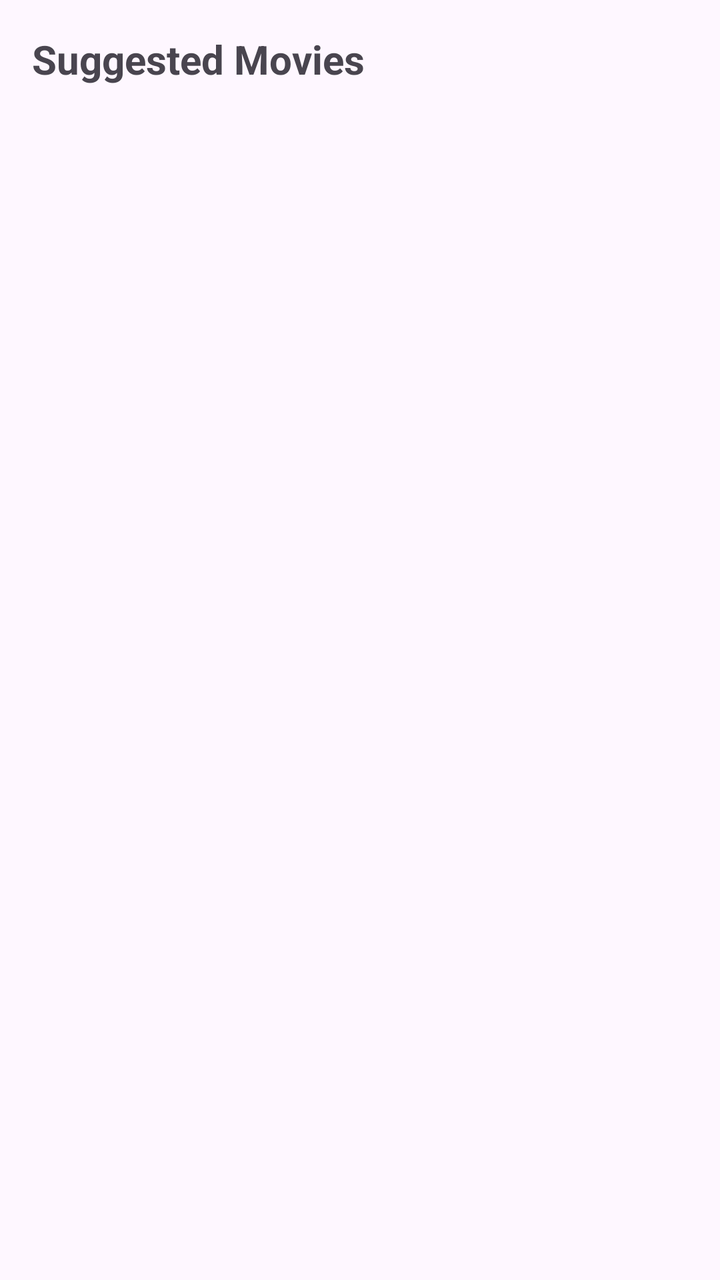
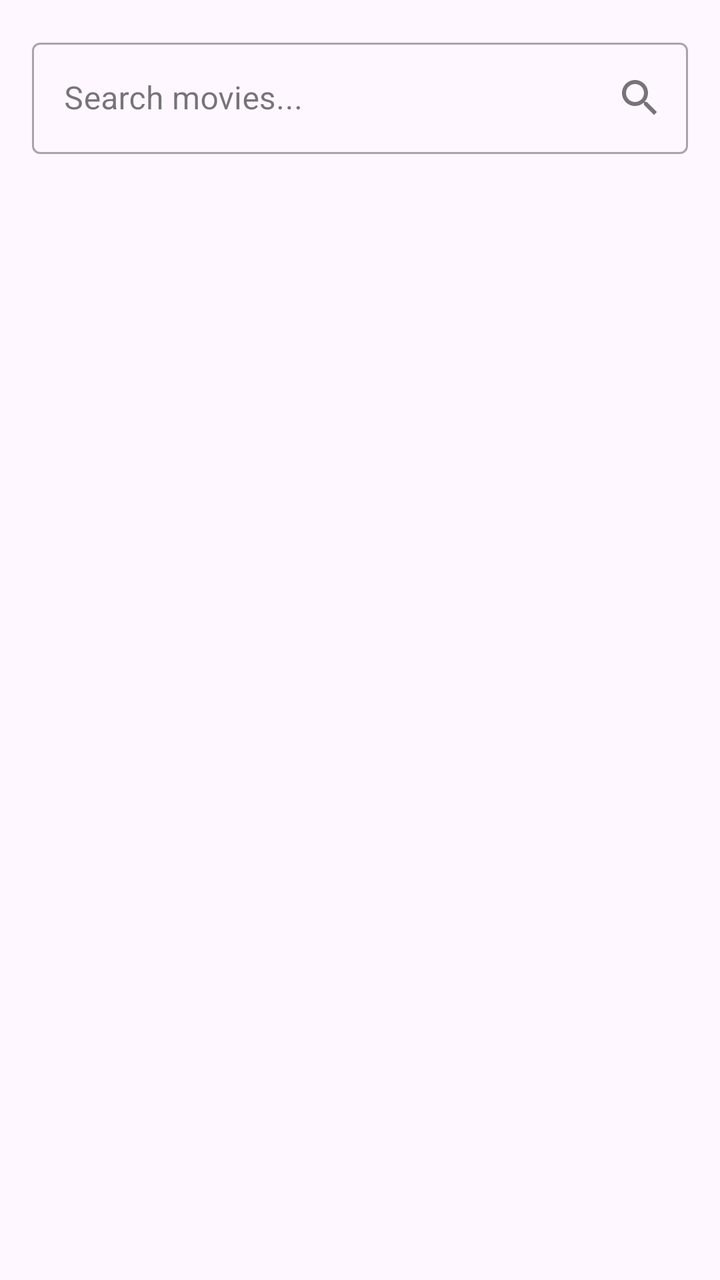

An Android layout rendered at two revisions. The XML below is the earlier revision; the diff shows what the commit changed to produce the second picture.
<!-- AndroidManifest.xml: application theme Theme.CinemaPE -->
<!-- res/layout/fragment_home.xml -->
<?xml version="1.0" encoding="utf-8"?>
<androidx.constraintlayout.widget.ConstraintLayout xmlns:android="http://schemas.android.com/apk/res/android"
    xmlns:app="http://schemas.android.com/apk/res-auto"
    xmlns:tools="http://schemas.android.com/tools"
    android:layout_width="match_parent"
    android:layout_height="match_parent">

    <TextView
        android:id="@+id/tv_title"
        android:layout_width="wrap_content"
        android:layout_height="wrap_content"
        android:layout_margin="16dp"
        android:text="Suggested Movies"
        android:textSize="20sp"
        android:textStyle="bold"
        app:layout_constraintStart_toStartOf="parent"
        app:layout_constraintTop_toTopOf="parent" />

    <androidx.recyclerview.widget.RecyclerView
        android:id="@+id/rv_movies"
        android:layout_width="match_parent"
        android:layout_height="0dp"
        android:layout_marginTop="8dp"
        app:layout_constraintBottom_toBottomOf="parent"
        app:layout_constraintTop_toBottomOf="@id/tv_title"
        tools:listitem="@android:layout/simple_list_item_1" />

</androidx.constraintlayout.widget.ConstraintLayout>
<!-- resources referenced by this layout -->
<resources>
  <style name="Theme.CinemaPE" parent="Base.Theme.CinemaPE" />
  <style name="Base.Theme.CinemaPE" parent="Theme.Material3.DayNight.NoActionBar">
          
          
      </style>
</resources>

<!-- the commit's change to res/layout/fragment_home.xml (unified diff, before → after) -->
@@ -5,16 +5,23 @@
     android:layout_width="match_parent"
     android:layout_height="match_parent">
 
-    <TextView
-        android:id="@+id/tv_title"
-        android:layout_width="wrap_content"
+    <com.google.android.material.textfield.TextInputLayout
+        android:id="@+id/search_layout"
+        style="@style/Widget.MaterialComponents.TextInputLayout.OutlinedBox"
+        android:layout_width="match_parent"
         android:layout_height="wrap_content"
         android:layout_margin="16dp"
-        android:text="Suggested Movies"
-        android:textSize="20sp"
-        android:textStyle="bold"
-        app:layout_constraintStart_toStartOf="parent"
-        app:layout_constraintTop_toTopOf="parent" />
+        android:hint="Search movies..."
+        app:endIconMode="custom"
+        app:endIconDrawable="@drawable/ic_search"
+        app:layout_constraintTop_toTopOf="parent">
+
+        <com.google.android.material.textfield.TextInputEditText
+            android:id="@+id/et_search"
+            android:layout_width="match_parent"
+            android:layout_height="wrap_content" />
+
+    </com.google.android.material.textfield.TextInputLayout>
 
     <androidx.recyclerview.widget.RecyclerView
         android:id="@+id/rv_movies"
@@ -22,7 +29,55 @@
         android:layout_height="0dp"
         android:layout_marginTop="8dp"
         app:layout_constraintBottom_toBottomOf="parent"
-        app:layout_constraintTop_toBottomOf="@id/tv_title"
-        tools:listitem="@android:layout/simple_list_item_1" />
+        app:layout_constraintTop_toBottomOf="@id/search_layout"
+        tools:listitem="@layout/item_movie" />
 
 </androidx.constraintlayout.widget.ConstraintLayout>
+<!-- res/layout/item_movie.xml (included above) -->
+<?xml version="1.0" encoding="utf-8"?>
+<com.google.android.material.card.MaterialCardView xmlns:android="http://schemas.android.com/apk/res/android"
+    xmlns:app="http://schemas.android.com/apk/res-auto"
+    android:layout_width="match_parent"
+    android:layout_height="wrap_content"
+    android:layout_margin="8dp"
+    app:cardCornerRadius="8dp"
+    app:cardElevation="4dp">
+
+    <LinearLayout
+        android:layout_width="match_parent"
+        android:layout_height="wrap_content"
+        android:orientation="horizontal"
+        android:padding="8dp">
+
+        <ImageView
+            android:id="@+id/iv_movie_poster"
+            android:layout_width="80dp"
+            android:layout_height="120dp"
+            android:background="#CCCCCC"
+            android:scaleType="centerCrop" />
+
+        <LinearLayout
+            android:layout_width="match_parent"
+            android:layout_height="wrap_content"
+            android:layout_marginStart="16dp"
+            android:orientation="vertical">
+
+            <TextView
+                android:id="@+id/tv_movie_title"
+                android:layout_width="match_parent"
+                android:layout_height="wrap_content"
+                android:textSize="18sp"
+                android:textStyle="bold" />
+
+            <TextView
+                android:id="@+id/tv_movie_description"
+                android:layout_width="match_parent"
+                android:layout_height="wrap_content"
+                android:layout_marginTop="4dp"
+                android:ellipsize="end"
+                android:maxLines="3"
+                android:textSize="14sp" />
+
+        </LinearLayout>
+    </LinearLayout>
+</com.google.android.material.card.MaterialCardView>
<!-- resource entries referenced after the edit -->
@@ -1,9 +1,34 @@
 <!-- resources referenced by this layout -->
 <resources>
+  <!-- drawable ic_search (drawable) -->
+  <vector xmlns:android="http://schemas.android.com/apk/res/android"
+      android:width="24dp"
+      android:height="24dp"
+      android:viewportWidth="24"
+      android:viewportHeight="24"
+      android:tint="?attr/colorControlNormal">
+      <path
+          android:fillColor="@android:color/white"
+          android:pathData="M15.5,14h-0.79l-0.28,-0.27C15.41,12.59 16,11.11 16,9.5 16,5.91 13.09,3 9.5,3S3,5.91 3,9.5 5.91,16 9.5,16c1.61,0 3.09,-0.59 4.23,-1.57l0.27,0.28v0.79l5,4.99L20.49,19l-4.99,-5zM9.5,14C7.01,14 5,11.99 5,9.5S7.01,5 9.5,5 14,7.01 14,9.5 11.99,14 9.5,14z" />
+  </vector>
   <style name="Theme.CinemaPE" parent="Base.Theme.CinemaPE" />
   <style name="Base.Theme.CinemaPE" parent="Theme.Material3.DayNight.NoActionBar">
           
+          <item name="colorPrimary">@color/purple_500</item>
+          <item name="colorPrimaryVariant">@color/purple_700</item>
+          <item name="colorOnPrimary">@color/white</item>
           
+          <item name="colorSecondary">@color/teal_200</item>
+          <item name="colorSecondaryVariant">@color/teal_700</item>
+          <item name="colorOnSecondary">@color/black</item>
+          
+          <item name="android:statusBarColor">?attr/colorPrimaryVariant</item>
       </style>
+  <color name="purple_500">#FF6200EE</color>
+  <color name="purple_700">#FF3700B3</color>
+  <color name="white">#FFFFFFFF</color>
+  <color name="teal_200">#FF03DAC5</color>
+  <color name="teal_700">#FF018786</color>
+  <color name="black">#FF000000</color>
 </resources>
 
